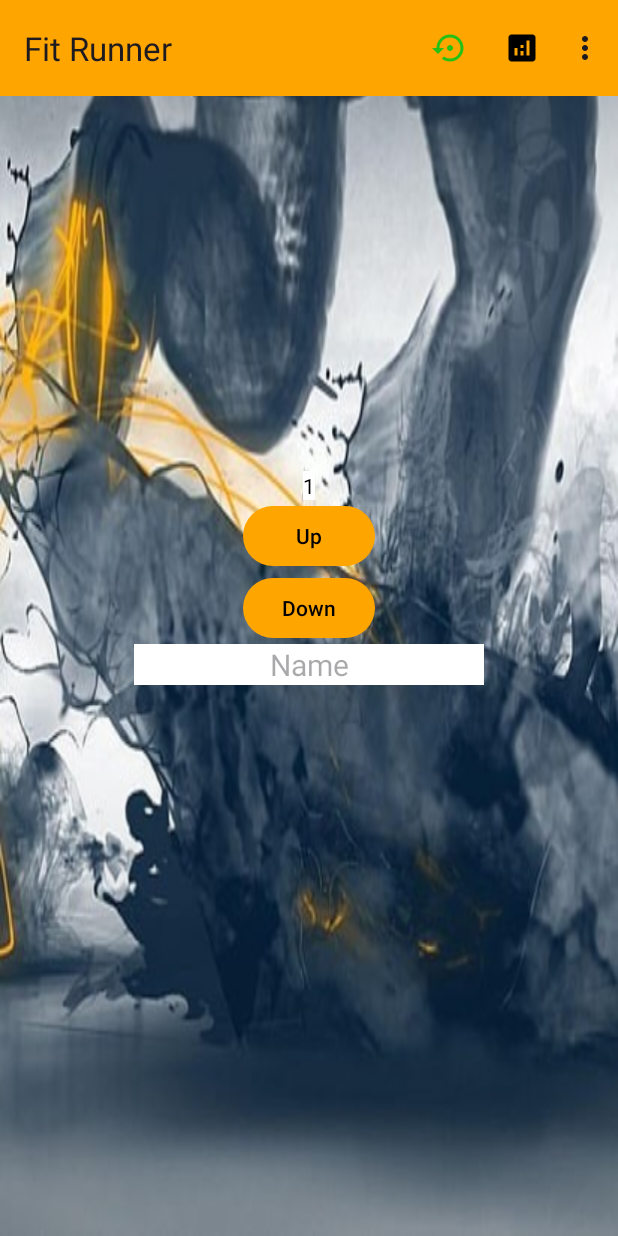
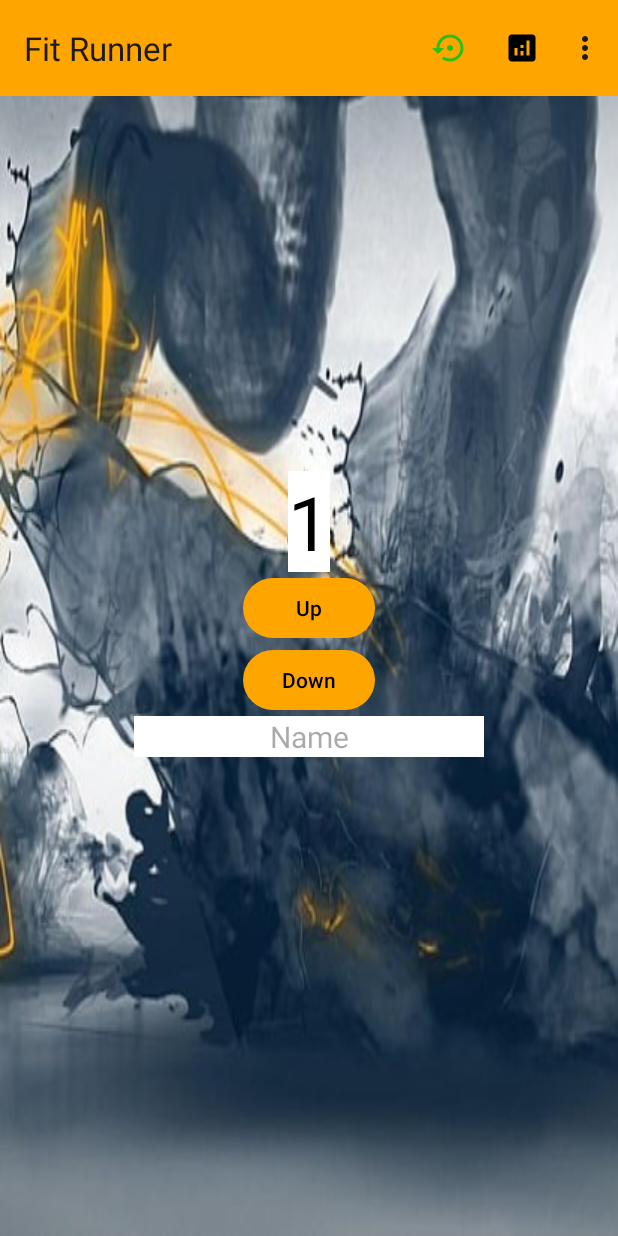
Before and after one commit to Kemilab/SQLite-Android, an Android app: the screen it shows after launch (MainActivity), after a tap on "Up", on a phone screen of 412 x 824 dp. Run offline under Robolectric (Android 15) with nearby library versions, the phone set to English and light mode, and no system bars; our stand-ins replace Room's generated code.

```diff
--- a/app/src/main/java/com/example/androidtest/AnalyticsActivity.kt
+++ b/app/src/main/java/com/example/androidtest/AnalyticsActivity.kt
@@ -8,4 +8,6 @@ class AnalyticsActivity : AppCompatActivity() {
         super.onCreate(savedInstanceState)
         setContentView(R.layout.activity_analytics)
     }
+
+
 }
--- a/app/src/main/java/com/example/androidtest/MainActivity.kt
+++ b/app/src/main/java/com/example/androidtest/MainActivity.kt
@@ -6,6 +6,7 @@ import android.content.Intent
 import android.content.SharedPreferences
 import android.content.res.Configuration
 import android.os.Bundle
+import android.text.TextUtils
 import android.util.Log
 import android.view.ContextMenu
 import android.view.Menu
@@ -15,12 +16,19 @@ import android.view.View
 import android.widget.TextView
 import android.widget.Toast
 import androidx.appcompat.app.AppCompatActivity
+import androidx.lifecycle.ViewModel
+import androidx.lifecycle.ViewModelProvider
+import androidx.lifecycle.findViewTreeViewModelStoreOwner
+import com.example.androidtest.data.User
+import com.example.androidtest.data.UserViewModel
+import java.time.LocalTime
 import java.util.Locale
 
 
 class MainActivity : AppCompatActivity() {
     var brojac = 0
     private lateinit var sharedPreferences: SharedPreferences
+    private lateinit var mUserViewModel: UserViewModel
 
     companion object {
         const val STEPS = "steps"
@@ -115,10 +123,12 @@ class MainActivity : AppCompatActivity() {
 
     fun setOnClickListenerUp(view: View) {
         brojac++
+        insertDataToDatabase()
         Log.i("brojac", "Stannje je $brojac")
         val steps = findViewById<TextView>(R.id.textViewCounter) //promjeni to u neki broj
         steps.text = "$brojac"
-        if (brojac == 10) {
+        val number: Int = brojac
+        if (number == 10) {
             val intent = Intent(this, SuccessActivity::class.java).apply {
                 putExtra("name", findViewById<TextView>(R.id.plainTextName).text.toString())
             }
@@ -130,8 +140,8 @@ class MainActivity : AppCompatActivity() {
         if (brojac > 0) {
             brojac--
             Log.i("brojac", "Stannje je $brojac")
-            val firstName = findViewById<TextView>(R.id.textViewCounter)
-            firstName.text = "$brojac"
+            val steps = findViewById<TextView>(R.id.textViewCounter)
+            steps.text = "$brojac"
         } else {
             Toast.makeText(applicationContext, getString(R.string.error), Toast.LENGTH_SHORT).show()
         }
@@ -149,4 +159,28 @@ class MainActivity : AppCompatActivity() {
         res.updateConfiguration(config, res.displayMetrics)
     }
 
+    /*fun checkNumberIncrese() {
+        var number = 0
+        if(brojac >= number + 10){
+            // TODO: tu se upisuje
+            Toast.makeText(applicationContext, "upis", Toast.LENGTH_SHORT).show()
+            Log.i("Number", "$number")
+        }
+    }*/
+
+    private fun insertDataToDatabase() {
+
+        mUserViewModel = ViewModelProvider(this).get(UserViewModel::class.java)
+        val name = findViewById<TextView>(R.id.plainTextName).text.toString()
+        val time = LocalTime.now()
+        val timeString = time.toString() // this stores the value of time
+        if(TextUtils.isEmpty(name)){
+           Log.e("Dabase", "User didn't enter it's name")
+            Toast.makeText(applicationContext,
+                getString(R.string.enter_your_name), Toast.LENGTH_SHORT).show()
+        }else{
+            val user = User(0, name, timeString, brojac)
+            mUserViewModel.addUser(user)
+        }
+    }
 }
--- a/app/src/main/res/layout/activity_main.xml
+++ b/app/src/main/res/layout/activity_main.xml
@@ -35,6 +35,7 @@
             android:layout_width="wrap_content"
             android:layout_height="wrap_content"
             android:background="?colorSecondary"
+            android:textSize="50dp"
             android:text="@string/_0"
             android:textColor="?colorOnSecondary" />
 
--- a/app/src/main/res/values/strings.xml
+++ b/app/src/main/res/values/strings.xml
@@ -20,4 +20,5 @@
     <string name="_09815415316" translatable="false">09815415316</string>
     <string name="_03251564345" translatable="false">03251564345</string>
     <string name="analytics">Analytics</string>
+    <string name="enter_your_name">Enter your name</string>
 </resources>
```
Also changed, not shown: 1 other file.
